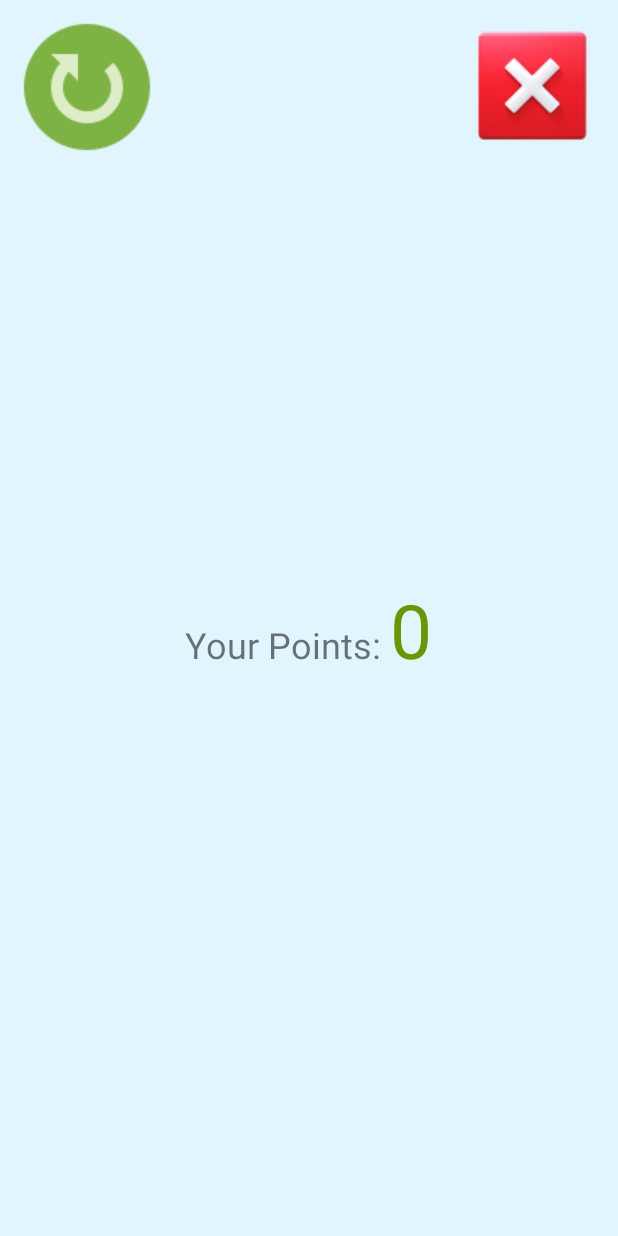
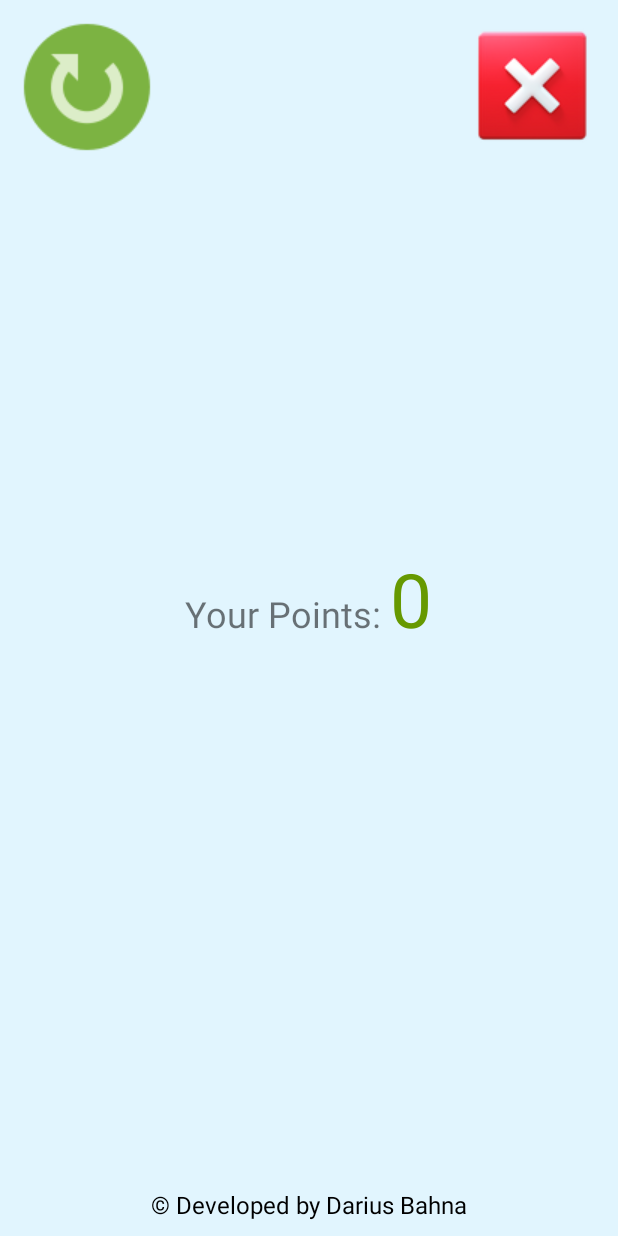
Before and after one commit to Bahna-Darius/Android-Studio-Game, an Android app: the GameOver screen opened directly, with no data from a screen before it, on a phone screen of 412 x 824 dp. Run offline under Robolectric (Android 15) with nearby library versions, the phone set to English and light mode, and no system bars; 1 statement that could not run was skipped.

```diff
--- a/app/src/main/res/layout/game_over.xml
+++ b/app/src/main/res/layout/game_over.xml
@@ -4,7 +4,8 @@
     android:layout_width="match_parent"
     android:layout_height="match_parent"
     android:background="#E1F5FE"
-    android:padding="10dp">
+    android:padding="10dp"
+    android:weightSum="1">
     <LinearLayout
         android:layout_width="match_parent"
         android:layout_height="wrap_content"
@@ -18,7 +19,6 @@
             android:layout_width="1dp"
             android:layout_height="match_parent"
             android:layout_weight="1" />
-
         <ImageButton
             android:layout_width="wrap_content"
             android:layout_height="wrap_content"
@@ -27,9 +27,10 @@
     </LinearLayout>
     <LinearLayout
         android:layout_width="match_parent"
-        android:layout_height="match_parent"
+        android:layout_height="0dp"
         android:gravity="center"
-        android:orientation="vertical">
+        android:orientation="vertical"
+        android:layout_weight="1">
         <ImageView
             android:layout_width="wrap_content"
             android:layout_height="wrap_content"
@@ -57,5 +58,17 @@
             android:layout_width="1dp"
             android:layout_height="80dp"/>
     </LinearLayout>
-
+    <LinearLayout
+        android:layout_width="match_parent"
+        android:layout_height="wrap_content"
+        android:gravity="center"
+        android:orientation="vertical"
+        android:paddingTop="20dp">
+        <TextView
+            android:layout_width="wrap_content"
+            android:layout_height="wrap_content"
+            android:text="© Developed by Darius Bahna"
+            android:textSize="16sp"
+            android:textColor="#000000" />
+    </LinearLayout>
 </LinearLayout>
```
